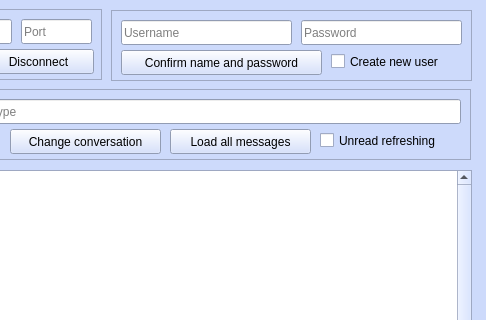
The window that lobo-client/mainwindow.ui (los-lobos-jovenes/el_lobo-client) describes before a commit, drawn with Qt 5; both pictures show x 169 to 655 and y 0 to 320 of the 655 by 600 pixel window.
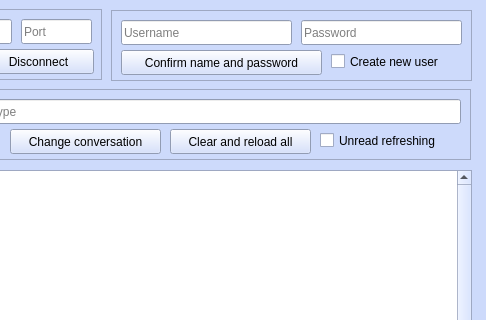
The same window after the commit.

Diff of the .ui file:
```diff
--- a/lobo-client/mainwindow.ui
+++ b/lobo-client/mainwindow.ui
@@ -688,7 +688,7 @@
       </rect>
      </property>
      <property name="text">
-      <string>Load all messages</string>
+      <string>Clear and reload all</string>
      </property>
     </widget>
     <widget class="QCheckBox" name="checkBox_2">
```
